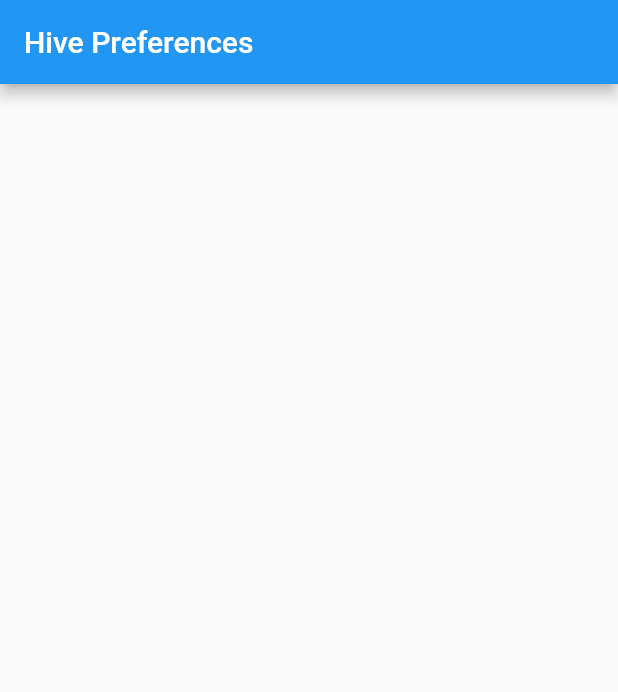
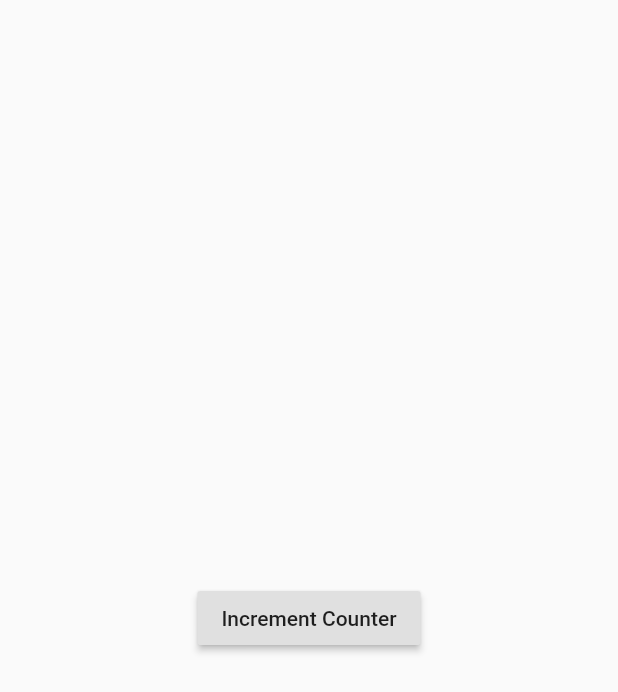
Before and after one commit to PawlikMichal25/hive_preferences, a Flutter app: the screen it shows after launch, on a phone screen of 412 x 824 dp. Shown: the top 692 px of the screen. Run offline on Flutter 3.47's test engine with Material 2 defaults, Android fonts, the phone set to English and light mode, and no system bars; our stand-ins replace hive, hive_flutter; accounts and stored records are empty.

Commit message:
Implemented Hive Preferences example

```diff
--- a/lib/app.dart
+++ b/lib/app.dart
@@ -1,14 +1,22 @@
 import 'package:flutter/material.dart';
+import 'package:hive/hive.dart';
 import 'package:hive_preferences/home_page.dart';
 
-class App extends StatelessWidget {
+class App extends StatefulWidget {
+  @override
+  _AppState createState() => _AppState();
+}
+
+class _AppState extends State<App> {
+  @override
+  void dispose() {
+    Hive.close();
+    super.dispose();
+  }
+
   @override
   Widget build(BuildContext context) {
     return MaterialApp(
-      title: 'Flutter Demo',
-      theme: ThemeData(
-        primarySwatch: Colors.blue,
-      ),
       home: HomePage(),
     );
   }
--- a/lib/home_page.dart
+++ b/lib/home_page.dart
@@ -1,12 +1,23 @@
 import 'package:flutter/material.dart';
+import 'package:hive_preferences/preferences.dart';
 
 class HomePage extends StatelessWidget {
   @override
   Widget build(BuildContext context) {
     return Scaffold(
-      appBar: AppBar(
-        title: Text('Hive Preferences'),
+      body: Center(
+        child: RaisedButton(
+          onPressed: _incrementCounter,
+          child: Text('Increment Counter'),
+        ),
       ),
     );
   }
+
+  void _incrementCounter() async {
+    final preferences = await Preferences.getInstance();
+    final counter = (preferences.getCounter() ?? 0) + 1;
+    print('Pressed $counter times.');
+    preferences.setCounter(counter);
+  }
 }
--- /dev/null
+++ b/lib/preferences.dart
@@ -0,0 +1,21 @@
+import 'package:hive/hive.dart';
+
+class Preferences {
+  static const _preferencesBox = '_preferencesBox';
+  static const _counterKey = '_counterKey';
+
+  Preferences._();
+
+  // This doesn't have to be a singleton.
+  // We just want to make sure that the box is open, before we start getting/setting objects on it
+  static Future<Preferences> getInstance() async {
+    await Hive.openBox<dynamic>(_preferencesBox);
+    return Preferences._();
+  }
+
+  int getCounter() => _box.get(_counterKey) as int;
+
+  void setCounter(int counter) => _box.put(_counterKey, counter);
+
+  Box<dynamic> get _box => Hive.box<dynamic>(_preferencesBox);
+}
```
Also changed, not shown: lib/main.dart (+6 -1 lines), pubspec.yaml (+2 -8 lines), 6 other files.
